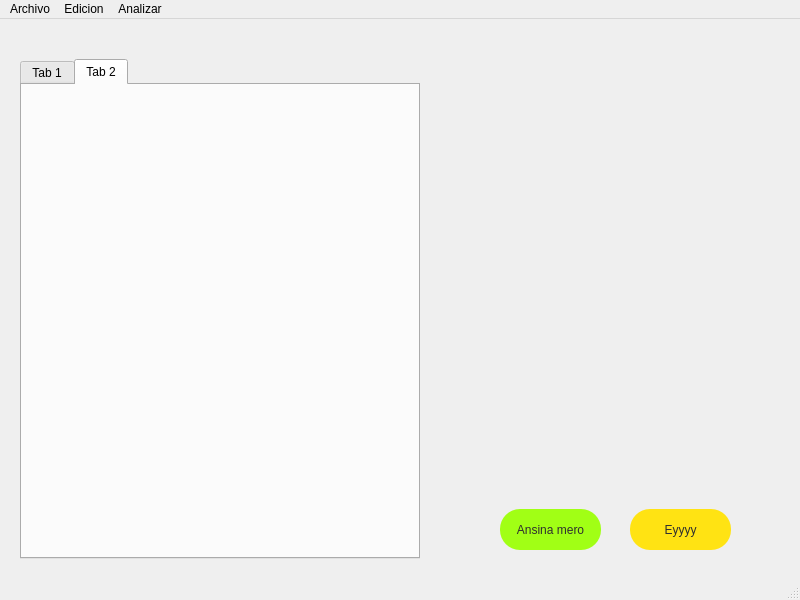
Above: App/ui/Ventana_Principal.ui from martyn1128/Lenguajes-AutomatasI before the change. Below: the same form after it.
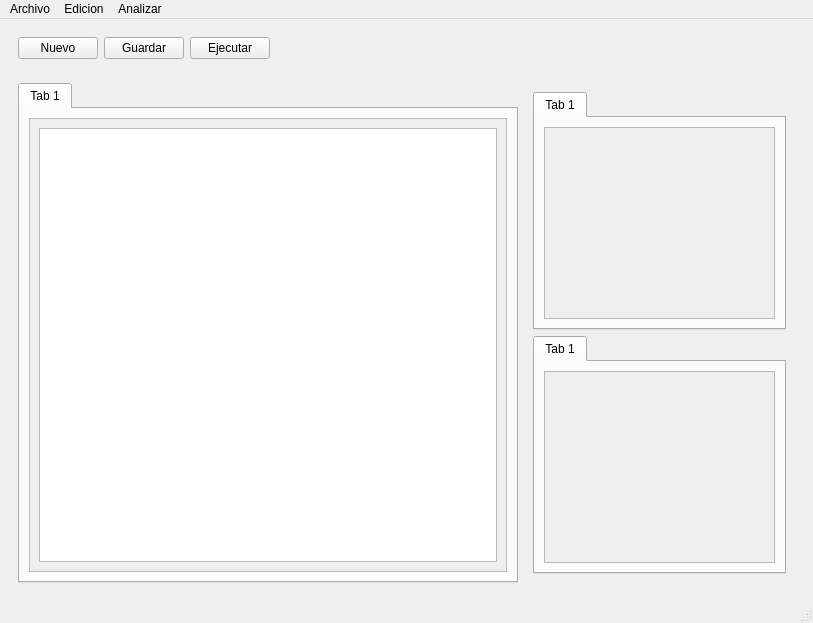
That is the form after the change. Icons and pictures are not drawn.

What changed in the file:
```diff
--- a/App/ui/Ventana_Principal.ui
+++ b/App/ui/Ventana_Principal.ui
@@ -6,106 +6,229 @@
    <rect>
     <x>0</x>
     <y>0</y>
-    <width>800</width>
+    <width>813</width>
     <height>600</height>
    </rect>
   </property>
+  <property name="sizePolicy">
+   <sizepolicy hsizetype="Expanding" vsizetype="Expanding">
+    <horstretch>0</horstretch>
+    <verstretch>0</verstretch>
+   </sizepolicy>
+  </property>
   <property name="windowTitle">
    <string>MainWindow</string>
   </property>
-  <widget class="QWidget" name="centralwidget">
-   <widget class="QStackedWidget" name="stackedWidget">
-    <property name="geometry">
-     <rect>
-      <x>10</x>
-      <y>10</y>
-      <width>781</width>
-      <height>561</height>
-     </rect>
-    </property>
-    <property name="currentIndex">
-     <number>0</number>
-    </property>
-    <widget class="QWidget" name="page">
-     <widget class="QPushButton" name="pushButton">
-      <property name="geometry">
-       <rect>
-        <x>490</x>
-        <y>480</y>
-        <width>101</width>
-        <height>41</height>
-       </rect>
-      </property>
-      <property name="styleSheet">
-       <string notr="true">background-color: rgb(161, 255, 21);
-color: rgb(47, 47, 47);
-border-radius: 20px</string>
-      </property>
-      <property name="text">
-       <string>Ansina mero</string>
-      </property>
-     </widget>
-     <widget class="QPushButton" name="pushButton_2">
-      <property name="geometry">
-       <rect>
-        <x>620</x>
-        <y>480</y>
-        <width>101</width>
-        <height>41</height>
-       </rect>
-      </property>
-      <property name="styleSheet">
-       <string notr="true">background-color: rgb(255, 227, 19);
-color: rgb(47, 47, 47);
-border-radius: 20px</string>
-      </property>
-      <property name="text">
-       <string>Eyyyy</string>
-      </property>
-     </widget>
-     <widget class="QTabWidget" name="tabWidget">
-      <property name="geometry">
-       <rect>
-        <x>10</x>
-        <y>30</y>
-        <width>400</width>
-        <height>500</height>
-       </rect>
-      </property>
-      <property name="minimumSize">
-       <size>
-        <width>400</width>
-        <height>500</height>
-       </size>
+  <widget class="QWidget" name="ventana">
+   <layout class="QGridLayout" name="gridLayout">
+    <item row="1" column="0">
+     <widget class="QStackedWidget" name="stackedWidget">
+      <property name="sizePolicy">
+       <sizepolicy hsizetype="Expanding" vsizetype="Expanding">
+        <horstretch>0</horstretch>
+        <verstretch>0</verstretch>
+       </sizepolicy>
       </property>
       <property name="currentIndex">
        <number>1</number>
       </property>
-      <widget class="QWidget" name="tab">
-       <attribute name="title">
-        <string>Tab 1</string>
-       </attribute>
+      <widget class="QWidget" name="page">
+       <layout class="QHBoxLayout" name="horizontalLayout">
+        <item>
+         <widget class="QTabWidget" name="codigo">
+          <property name="sizePolicy">
+           <sizepolicy hsizetype="Expanding" vsizetype="Expanding">
+            <horstretch>0</horstretch>
+            <verstretch>0</verstretch>
+           </sizepolicy>
+          </property>
+          <property name="minimumSize">
+           <size>
+            <width>500</width>
+            <height>500</height>
+           </size>
+          </property>
+          <property name="maximumSize">
+           <size>
+            <width>16777215</width>
+            <height>16777215</height>
+           </size>
+          </property>
+          <property name="currentIndex">
+           <number>0</number>
+          </property>
+          <widget class="QWidget" name="tab">
+           <attribute name="title">
+            <string>Tab 1</string>
+           </attribute>
+           <layout class="QHBoxLayout" name="horizontalLayout_2">
+            <item>
+             <widget class="QScrollArea" name="scrollArea">
+              <property name="widgetResizable">
+               <bool>true</bool>
+              </property>
+              <widget class="QWidget" name="scrollAreaWidgetContents">
+               <property name="geometry">
+                <rect>
+                 <x>0</x>
+                 <y>0</y>
+                 <width>474</width>
+                 <height>451</height>
+                </rect>
+               </property>
+               <layout class="QHBoxLayout" name="horizontalLayout_5">
+                <item>
+                 <widget class="QTextEdit" name="textEdit"/>
+                </item>
+               </layout>
+              </widget>
+             </widget>
+            </item>
+           </layout>
+          </widget>
+         </widget>
+        </item>
+        <item>
+         <widget class="QWidget" name="widget" native="true">
+          <property name="minimumSize">
+           <size>
+            <width>200</width>
+            <height>0</height>
+           </size>
+          </property>
+          <property name="maximumSize">
+           <size>
+            <width>600</width>
+            <height>16777215</height>
+           </size>
+          </property>
+          <layout class="QVBoxLayout" name="verticalLayout_2">
+           <item>
+            <widget class="QTabWidget" name="lexico">
+             <property name="maximumSize">
+              <size>
+               <width>16777215</width>
+               <height>16777215</height>
+              </size>
+             </property>
+             <property name="currentIndex">
+              <number>0</number>
+             </property>
+             <widget class="QWidget" name="tab_3">
+              <attribute name="title">
+               <string>Tab 1</string>
+              </attribute>
+              <layout class="QHBoxLayout" name="horizontalLayout_3">
+               <item>
+                <widget class="QPlainTextEdit" name="plainTextEdit">
+                 <property name="enabled">
+                  <bool>false</bool>
+                 </property>
+                </widget>
+               </item>
+              </layout>
+             </widget>
+            </widget>
+           </item>
+           <item>
+            <widget class="QTabWidget" name="sintactico">
+             <property name="maximumSize">
+              <size>
+               <width>16777215</width>
+               <height>16777215</height>
+              </size>
+             </property>
+             <property name="currentIndex">
+              <number>0</number>
+             </property>
+             <widget class="QWidget" name="tab_5">
+              <attribute name="title">
+               <string>Tab 1</string>
+              </attribute>
+              <layout class="QHBoxLayout" name="horizontalLayout_4">
+               <item>
+                <widget class="QPlainTextEdit" name="plainTextEdit_2">
+                 <property name="enabled">
+                  <bool>false</bool>
+                 </property>
+                </widget>
+               </item>
+              </layout>
+             </widget>
+            </widget>
+           </item>
+          </layout>
+         </widget>
+        </item>
+       </layout>
       </widget>
-      <widget class="QWidget" name="tab_2">
-       <attribute name="title">
-        <string>Tab 2</string>
-       </attribute>
-      </widget>
+      <widget class="QWidget" name="page_2"/>
      </widget>
-    </widget>
-    <widget class="QWidget" name="page_2"/>
-   </widget>
+    </item>
+    <item row="0" column="0">
+     <widget class="QWidget" name="widget_2" native="true">
+      <layout class="QHBoxLayout" name="horizontalLayout_6">
+       <item>
+        <widget class="QPushButton" name="pushButton_3">
+         <property name="text">
+          <string>Nuevo</string>
+         </property>
+         <property name="icon">
+          <iconset>
+           <normaloff>../../../../Users/FLS/Downloads/file_new_22051.png</normaloff>../../../../Users/FLS/Downloads/file_new_22051.png</iconset>
+         </property>
+        </widget>
+       </item>
+       <item>
+        <widget class="QPushButton" name="pushButton_2">
+         <property name="text">
+          <string>Guardar</string>
+         </property>
+         <property name="icon">
+          <iconset>
+           <normaloff>../../../../Users/FLS/Downloads/savedisk_floppydisk_guardar_1543 (2).png</normaloff>../../../../Users/FLS/Downloads/savedisk_floppydisk_guardar_1543 (2).png</iconset>
+         </property>
+        </widget>
+       </item>
+       <item>
+        <widget class="QPushButton" name="pushButton">
+         <property name="text">
+          <string>Ejecutar</string>
+         </property>
+         <property name="icon">
+          <iconset>
+           <normaloff>../../../../Users/FLS/Downloads/run_icon-icons.com_61189.png</normaloff>../../../../Users/FLS/Downloads/run_icon-icons.com_61189.png</iconset>
+         </property>
+        </widget>
+       </item>
+       <item>
+        <spacer name="horizontalSpacer">
+         <property name="orientation">
+          <enum>Qt::Orientation::Horizontal</enum>
+         </property>
+         <property name="sizeHint" stdset="0">
+          <size>
+           <width>40</width>
+           <height>20</height>
+          </size>
+         </property>
+        </spacer>
+       </item>
+      </layout>
+     </widget>
+    </item>
+   </layout>
   </widget>
   <widget class="QMenuBar" name="menubar">
    <property name="geometry">
     <rect>
      <x>0</x>
      <y>0</y>
-     <width>800</width>
+     <width>813</width>
      <height>22</height>
     </rect>
    </property>
-   <widget class="QMenu" name="menuPrueba">
+   <widget class="QMenu" name="archivo">
     <property name="title">
      <string>Archivo</string>
     </property>
@@ -116,7 +239,7 @@
     <addaction name="actionCerrar"/>
     <addaction name="separator"/>
    </widget>
-   <widget class="QMenu" name="menuEdicion">
+   <widget class="QMenu" name="edicion">
     <property name="title">
      <string>Edicion</string>
     </property>
@@ -128,7 +251,7 @@
     <addaction name="actionDesaser"/>
     <addaction name="separator"/>
    </widget>
-   <widget class="QMenu" name="menuAnalizar">
+   <widget class="QMenu" name="analizar">
     <property name="title">
      <string>Analizar</string>
     </property>
@@ -136,9 +259,9 @@
     <addaction name="actionAnalizador_Sint_ctico"/>
     <addaction name="separator"/>
    </widget>
-   <addaction name="menuPrueba"/>
-   <addaction name="menuEdicion"/>
-   <addaction name="menuAnalizar"/>
+   <addaction name="archivo"/>
+   <addaction name="edicion"/>
+   <addaction name="analizar"/>
   </widget>
   <widget class="QStatusBar" name="statusbar"/>
   <action name="actionAbrir">
```
Left out of the diff: 54 changed lines with no effect on the pictures.
